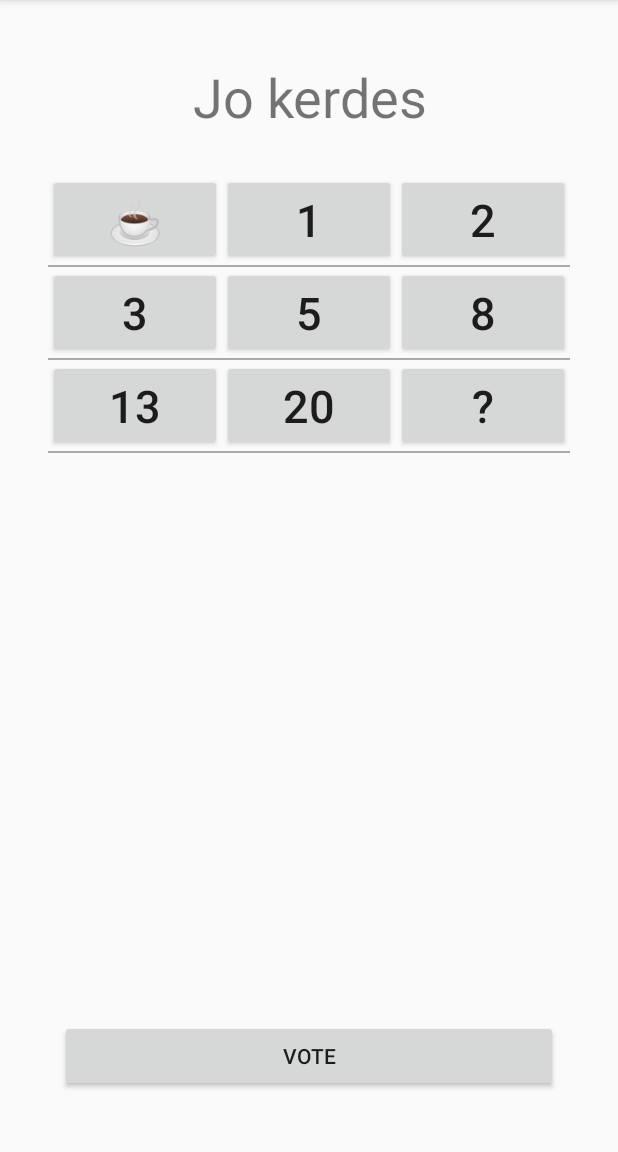
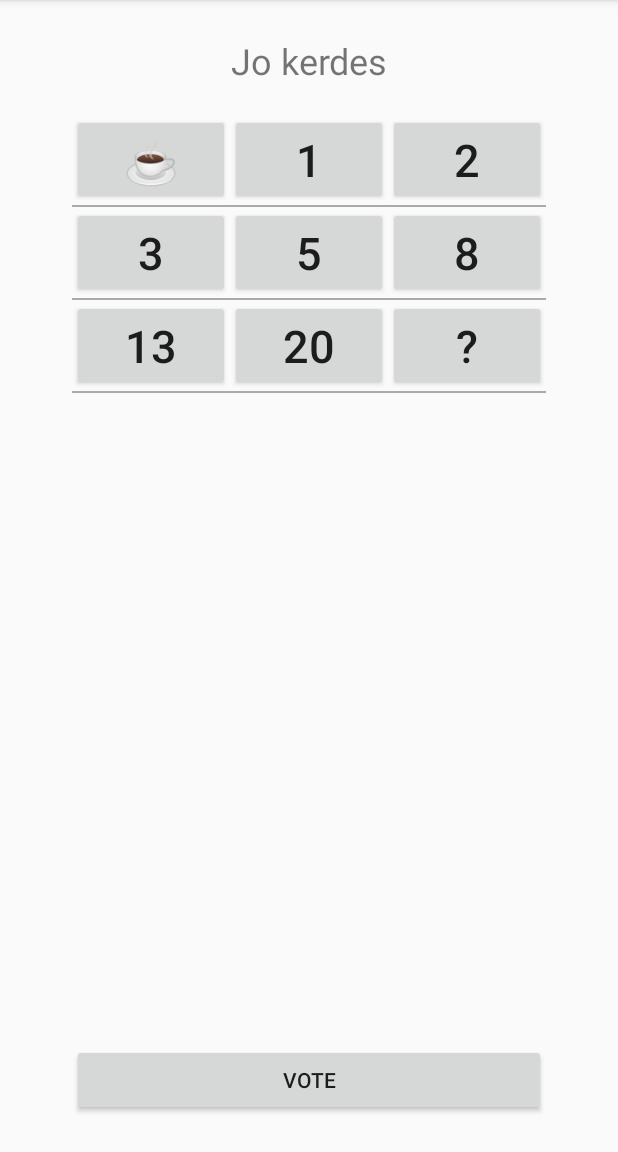
Before and after one commit to szoreny95/PlanningPoker, an Android app: the FragmentGrid screen opened directly, with no data from a screen before it, on a phone screen of 412 x 824 dp, the part 84-1236 px from its top. Run offline under Robolectric (Android 15) with nearby library versions, the phone set to English and light mode, and no system bars.

```diff
--- a/app/src/main/res/layout/fragment_grid.xml
+++ b/app/src/main/res/layout/fragment_grid.xml
@@ -12,11 +12,11 @@
         android:id="@+id/btn_vote"
         android:layout_width="0dp"
         android:layout_height="wrap_content"
-        android:layout_marginStart="24dp"
-        android:layout_marginLeft="24dp"
-        android:layout_marginEnd="24dp"
-        android:layout_marginRight="24dp"
-        android:layout_marginBottom="24dp"
+        android:layout_marginStart="32dp"
+        android:layout_marginLeft="32dp"
+        android:layout_marginEnd="32dp"
+        android:layout_marginRight="32dp"
+        android:layout_marginBottom="8dp"
         android:onClick="change_frag"
         android:text="@string/vote"
         app:layout_constraintBottom_toBottomOf="parent"
@@ -27,14 +27,14 @@
         android:id="@+id/tv_task"
         android:layout_width="0dp"
         android:layout_height="44dp"
-        android:layout_marginStart="24dp"
-        android:layout_marginLeft="24dp"
-        android:layout_marginTop="24dp"
-        android:layout_marginEnd="24dp"
-        android:layout_marginRight="24dp"
+        android:layout_marginStart="32dp"
+        android:layout_marginLeft="32dp"
+        android:layout_marginTop="8dp"
+        android:layout_marginEnd="32dp"
+        android:layout_marginRight="32dp"
         android:gravity="center_horizontal"
         android:text="@string/current_task"
-        android:textSize="36sp"
+        android:textSize="24sp"
         app:layout_constraintEnd_toEndOf="parent"
         app:layout_constraintStart_toStartOf="parent"
         app:layout_constraintTop_toTopOf="parent" />
@@ -43,12 +43,12 @@
         android:id="@+id/recyclerView"
         android:layout_width="0dp"
         android:layout_height="0dp"
-        android:layout_marginStart="16dp"
-        android:layout_marginLeft="16dp"
-        android:layout_marginTop="32dp"
-        android:layout_marginEnd="16dp"
-        android:layout_marginRight="16dp"
-        android:layout_marginBottom="32dp"
+        android:layout_marginStart="32dp"
+        android:layout_marginLeft="32dp"
+        android:layout_marginTop="8dp"
+        android:layout_marginEnd="32dp"
+        android:layout_marginRight="32dp"
+        android:layout_marginBottom="8dp"
         app:layout_constraintBottom_toTopOf="@+id/btn_vote"
         app:layout_constraintEnd_toEndOf="parent"
         app:layout_constraintStart_toStartOf="parent"
```
Also changed, not shown: app/src/main/res/layout/fragment_result.xml (+14 -12 lines), app/src/main/res/layout/login_screen.xml (+5 -4 lines).
